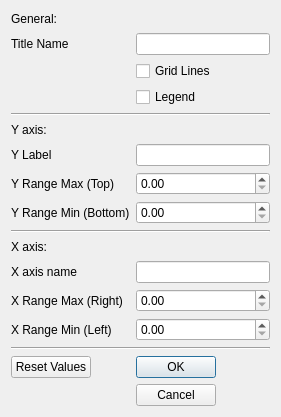
This is UI/UI_PlotControlDialog.ui in garid3000/bps_spectrometer_gui as Qt 5 draws it before an edit. The edited form follows.
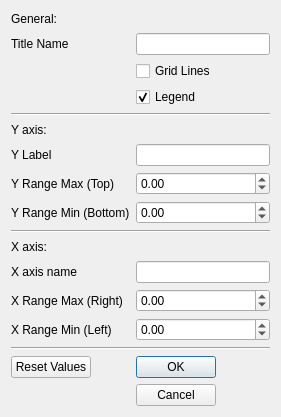
This is the edited form.

Commit message: Initial Value setter for PlotControl Dialogs (ref, raw)

Patch:
```diff
--- a/UI/UI_PlotControlDialog.ui
+++ b/UI/UI_PlotControlDialog.ui
@@ -64,7 +64,14 @@
     </widget>
    </item>
    <item row="7" column="1">
-    <widget class="QDoubleSpinBox" name="sb_y_range_max"/>
+    <widget class="QDoubleSpinBox" name="sb_y_range_max">
+     <property name="minimum">
+      <double>-1000.000000000000000</double>
+     </property>
+     <property name="maximum">
+      <double>1500.000000000000000</double>
+     </property>
+    </widget>
    </item>
    <item row="8" column="0">
     <widget class="QLabel" name="_label_4">
@@ -74,7 +81,14 @@
     </widget>
    </item>
    <item row="8" column="1">
-    <widget class="QDoubleSpinBox" name="sb_y_range_min"/>
+    <widget class="QDoubleSpinBox" name="sb_y_range_min">
+     <property name="minimum">
+      <double>-1000.000000000000000</double>
+     </property>
+     <property name="maximum">
+      <double>1500.000000000000000</double>
+     </property>
+    </widget>
    </item>
    <item row="9" column="0" colspan="2">
     <widget class="Line" name="_l_2">
@@ -112,7 +126,14 @@
     </widget>
    </item>
    <item row="12" column="1">
-    <widget class="QDoubleSpinBox" name="sb_x_range_max"/>
+    <widget class="QDoubleSpinBox" name="sb_x_range_max">
+     <property name="minimum">
+      <double>-1000.000000000000000</double>
+     </property>
+     <property name="maximum">
+      <double>1000.000000000000000</double>
+     </property>
+    </widget>
    </item>
    <item row="13" column="0">
     <widget class="QLabel" name="_label_6">
@@ -122,7 +143,14 @@
     </widget>
    </item>
    <item row="13" column="1">
-    <widget class="QDoubleSpinBox" name="sb_x_range_min"/>
+    <widget class="QDoubleSpinBox" name="sb_x_range_min">
+     <property name="minimum">
+      <double>-1000.000000000000000</double>
+     </property>
+     <property name="maximum">
+      <double>1000.000000000000000</double>
+     </property>
+    </widget>
    </item>
    <item row="14" column="0" colspan="2">
     <widget class="Line" name="_l_3">
@@ -143,6 +171,9 @@
      <property name="text">
       <string>Legend</string>
      </property>
+     <property name="checked">
+      <bool>true</bool>
+     </property>
     </widget>
    </item>
    <item row="0" column="0" colspan="2">
```
The commit also changes 2 other files.
